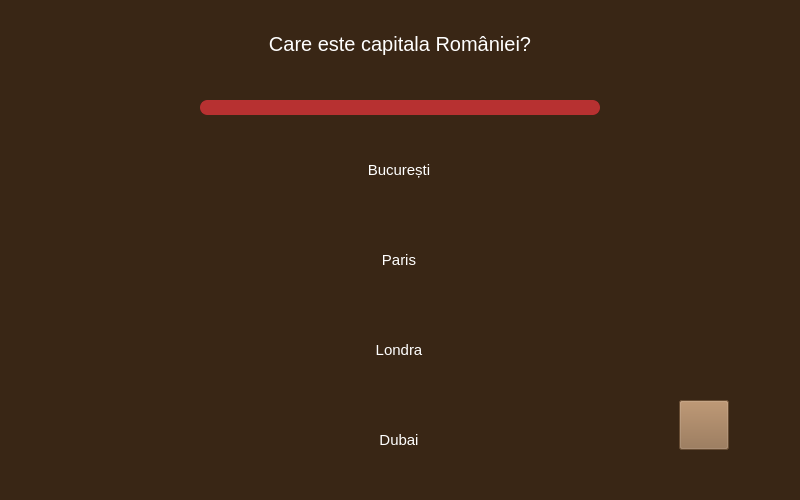
First picture: the form in TriviadorClient/TriviadorClient/form/QuestionWindow.ui, repository andreicorbu1/Triviador, before the edit.
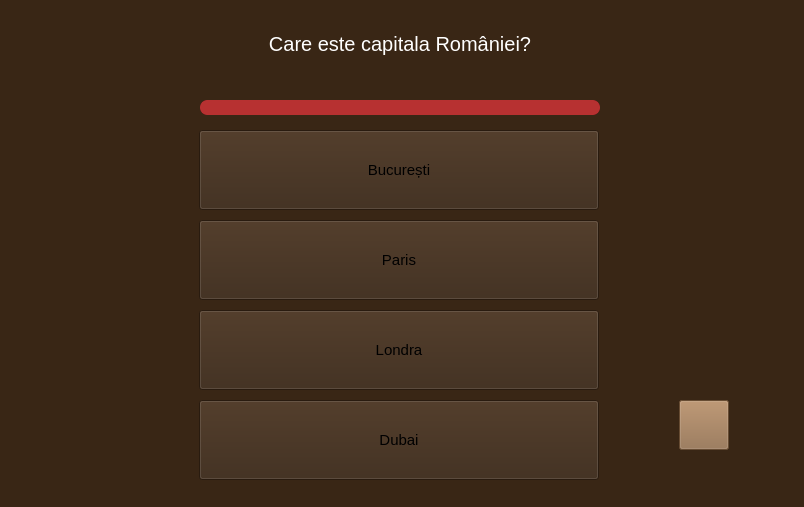
Second picture: the form after the edit. Icons and pictures are not drawn.

Commit message: Small changes to the QuestionWindow, now it includes a ButtonGroup and the buttons act like radiobuttons

Patch:
```diff
--- a/TriviadorClient/TriviadorClient/form/QuestionWindow.ui
+++ b/TriviadorClient/TriviadorClient/form/QuestionWindow.ui
@@ -9,8 +9,8 @@
    <rect>
     <x>0</x>
     <y>0</y>
-    <width>800</width>
-    <height>500</height>
+    <width>804</width>
+    <height>507</height>
    </rect>
   </property>
   <property name="font">
@@ -159,9 +159,11 @@
       <cursorShape>PointingHandCursor</cursorShape>
      </property>
      <property name="styleSheet">
-      <string notr="true">background-image: url(:/Others/question/Plank.svg);
-border: none;
+      <string notr="true">/*background-image: url(:/Others/question/Plank.svg);*/
+/*border: none;*/
 color: #ffffff;
+background-color: rgb(83, 66, 50);
+checked: {background-color: rgb(255, 244, 160)};
 </string>
      </property>
      <property name="text">
@@ -186,10 +188,11 @@
       <cursorShape>PointingHandCursor</cursorShape>
      </property>
      <property name="styleSheet">
-      <string notr="true">background-image: url(:/Others/question/Plank.svg);
-border: none;
+      <string notr="true">/*background-image: url(:/Others/question/Plank.svg);*/
+/*border: none;*/
 color: #ffffff;
-</string>
+background-color: rgb(83, 66, 50);
+checked: {background-color: rgb(255, 255, 127)}</string>
      </property>
      <property name="text">
       <string>Paris</string>
@@ -213,10 +216,11 @@
       <cursorShape>PointingHandCursor</cursorShape>
      </property>
      <property name="styleSheet">
-      <string notr="true">background-image: url(:/Others/question/Plank.svg);
-border: none;
+      <string notr="true">/*background-image: url(:/Others/question/Plank.svg);*/
+/*border: none;*/
 color: #ffffff;
-</string>
+background-color: rgb(83, 66, 50);
+checked: {background-color: rgb(255, 255, 127)}</string>
      </property>
      <property name="text">
       <string>Londra</string>
@@ -240,10 +244,11 @@
       <cursorShape>PointingHandCursor</cursorShape>
      </property>
      <property name="styleSheet">
-      <string notr="true">background-image: url(:/Others/question/Plank.svg);
-border: none;
+      <string notr="true">/*background-image: url(:/Others/question/Plank.svg);*/
+/*border: none;*/
 color: #ffffff;
-</string>
+background-color: rgb(83, 66, 50);
+checked: {background-color: rgb(255, 255, 127)}</string>
      </property>
      <property name="text">
       <string>Dubai</string>
```
The commit also changes 2 other files.
